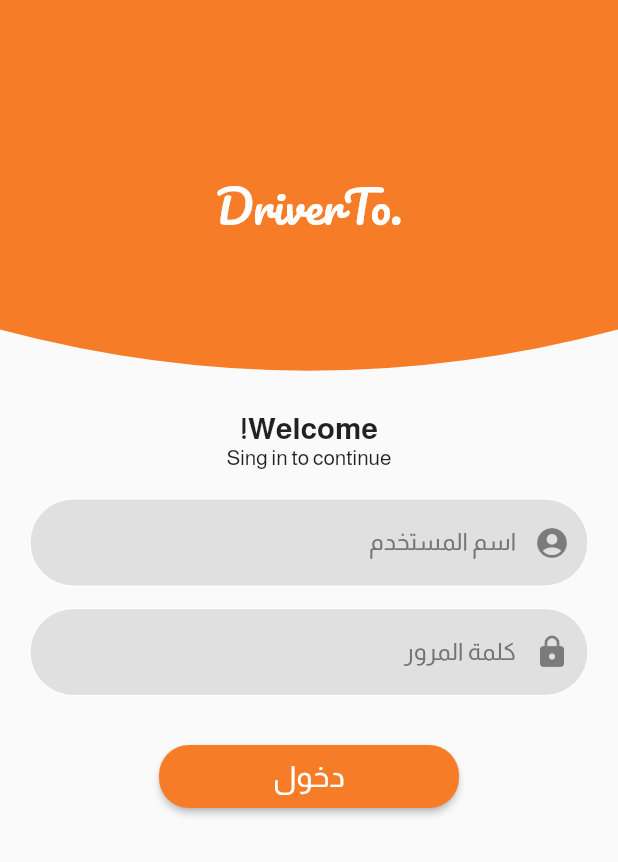
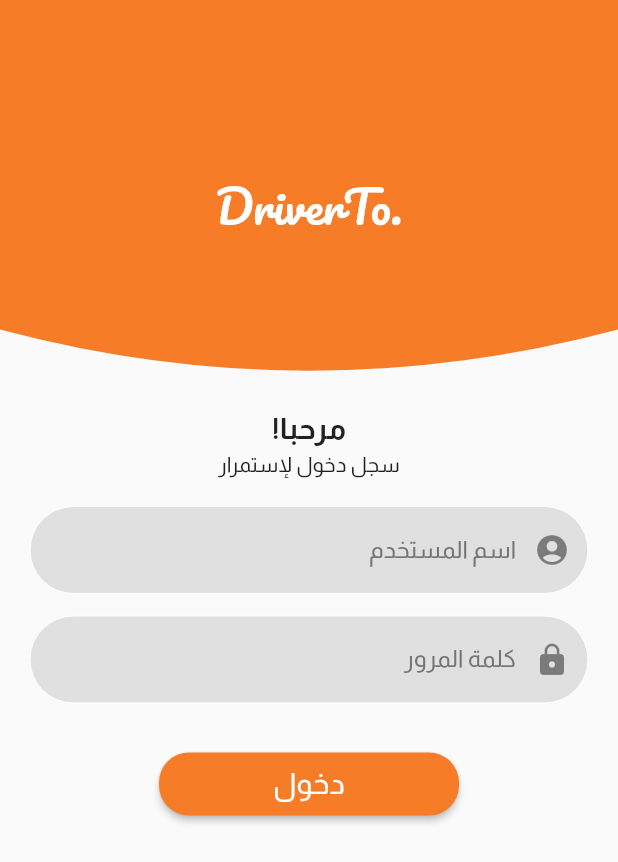
Before and after one commit to mohmedkasim/driverBox, a Flutter app: the screen it shows after launch, on a phone screen of 412 x 824 dp. Shown: the top 862 px of the screen. Run offline on Flutter 3.47's test engine with Material 2 defaults, Android fonts, the phone set to English and light mode, and no system bars; our stand-ins replace flutter_dash, google_maps_flutter; missing offline and left inert: flutter_polyline_points.

Commit message:
change to arabic

```diff
--- a/lib/screens/loginScreen.dart
+++ b/lib/screens/loginScreen.dart
@@ -35,10 +35,11 @@ class LoginScreen extends StatelessWidget {
               child: Column(
                 children: [
                   Text(
-                    'Welcome!',
+                    'مرحبا!',
                     style: TextStyle(fontSize: 20, fontWeight: FontWeight.bold),
                   ),
-                  Text('Sing in to continue'),
+                  SizedBox(height: 5),
+                  Text('سجل دخول لإستمرار'),
                   SizedBox(height: 20),
                   TextField(
                     decoration: InputDecoration(
```
